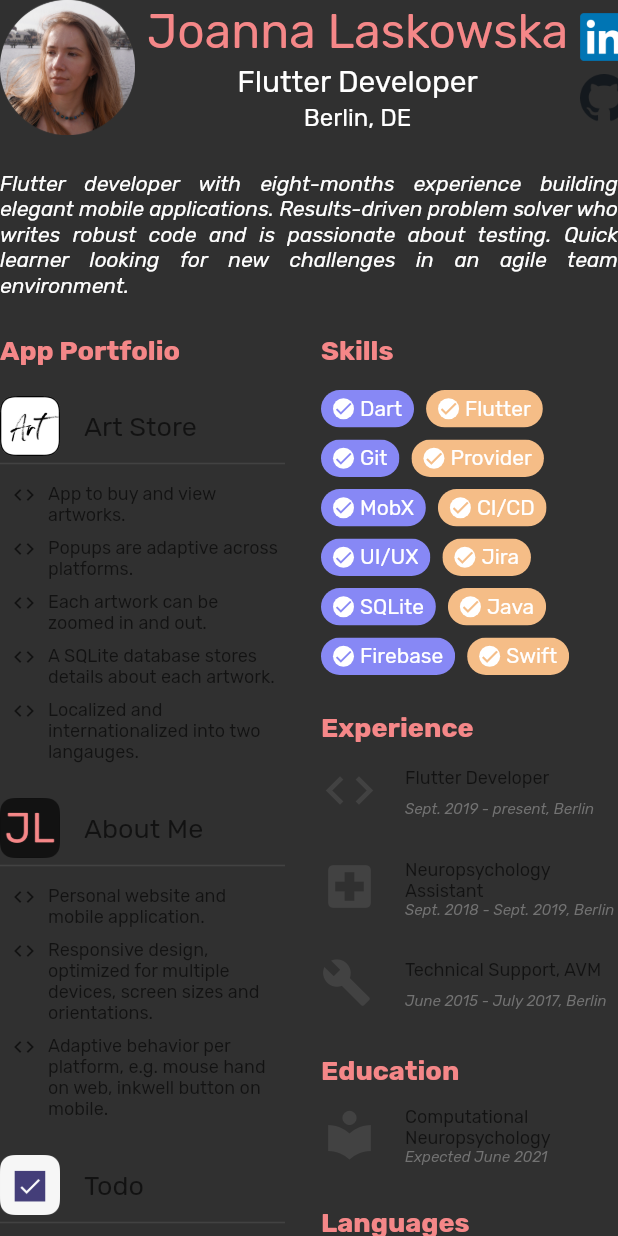
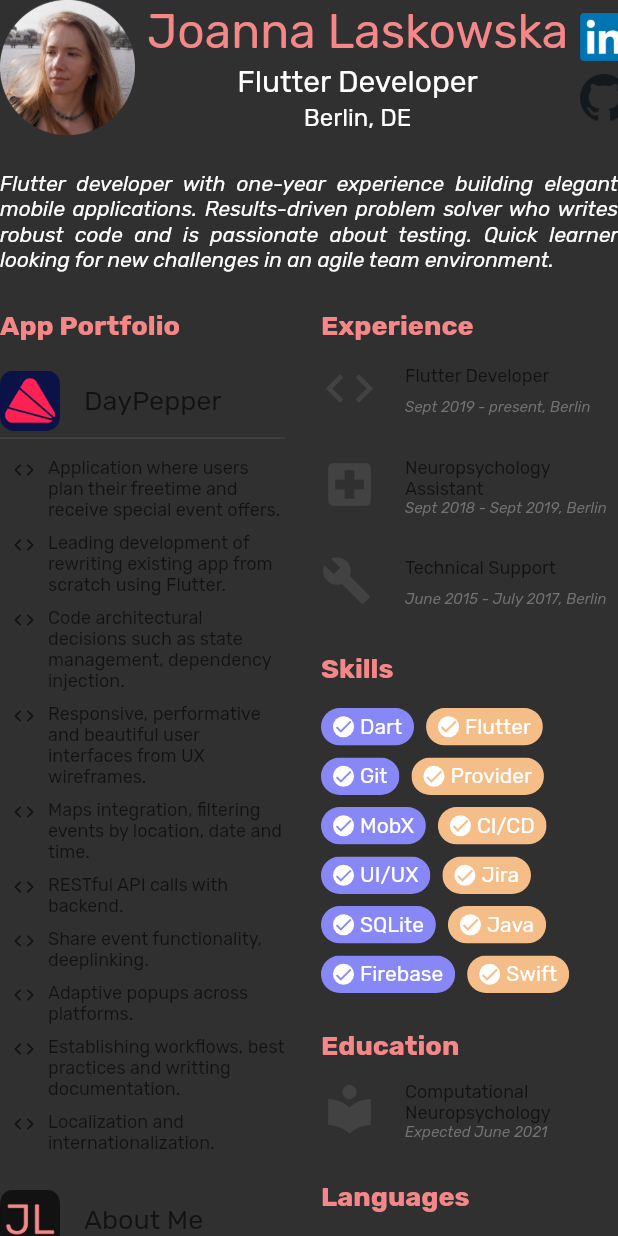
Before and after one commit to jlaskowska/about_me, a Flutter app: the _LandscapeContent widget shown alone on an empty page, opened directly, on a phone screen of 412 x 824 dp. Run offline on Flutter 3.47's test engine with Material 2 defaults, Android fonts, the phone set to English and light mode, and no system bars; missing offline and left inert: universal_html.

Commit message:
Added latest experience, update resume content.

```diff
--- a/lib/config/resume_settings.dart
+++ b/lib/config/resume_settings.dart
@@ -1,8 +1,10 @@
+import 'package:about_me/models/portfolio_experience_model.dart';
 import 'package:about_me/models/project_data_model.dart';
+import 'package:flutter/material.dart';
 
 class ResumeSettings {
   static const summary =
-      'Flutter developer with eight-months experience building elegant mobile applications. Results-driven problem solver who writes robust code and is passionate about testing. Quick learner looking for new challenges in an agile team environment.';
+      'Flutter developer with one-year experience building elegant mobile applications. Results-driven problem solver who writes robust code and is passionate about testing. Quick learner looking for new challenges in an agile team environment.';
 
   static const skills = const [
     'Dart',
@@ -22,16 +24,32 @@ class ResumeSettings {
 
   static const List<ProjectDataModel> projects = const [
     ProjectDataModel(
-      projectTitle: 'Art Store',
+      projectTitle: 'DayPepper',
       bulletPoints: [
-        'App to buy and view artworks.',
-        'Popups are adaptive across platforms.',
-        'Each artwork can be zoomed in and out.',
-        'A SQLite database stores details about each artwork.',
-        'Localized and internationalized into two langauges.',
+        'Application where users plan their freetime and receive special event offers.',
+        'Leading development of rewriting existing app from scratch using Flutter.',
+        'Code architectural decisions such as state management, dependency injection.',
+        'Responsive, performative and beautiful user interfaces from UX wireframes.',
+        'Maps integration, filtering events by location, date and time.',
+        'RESTful API calls with backend.',
+        'Share event functionality, deeplinking.',
+        'Adaptive popups across platforms.',
+        'Establishing workflows, best practices and writting documentation.',
+        'Localization and internationalization.',
       ],
-      assetPath: 'assets/images/common/artstore_app_icon_border.png',
+      assetPath: 'assets/images/common/daypepper_app_icon.png',
     ),
+    // ProjectDataModel(
+    //   projectTitle: 'Art Store',
+    //   bulletPoints: [
+    //     'App to buy and view artworks.',
+    //     'Popups are adaptive across platforms.',
+    //     'Each artwork can be zoomed in and out.',
+    //     'A SQLite database stores details about each artwork.',
+    //     // 'Localized and internationalized into two langauges.',
+    //   ],
+    //   assetPath: 'assets/images/common/artstore_app_icon_border.png',
+    // ),
     ProjectDataModel(
       projectTitle: 'About Me',
       bulletPoints: [
@@ -41,17 +59,17 @@ class ResumeSettings {
       ],
       assetPath: 'assets/images/common/aboutme_app_icon.png',
     ),
-    ProjectDataModel(
-      projectTitle: 'Todo',
-      bulletPoints: [
-        'App to organize and keep track of tasks.',
-        'Persists data to device using Hive.',
-        'Supports both light and dark modes.',
-        // 'Localized into three languages.',
-        'Displays animated chart of completed tasks.',
-      ],
-      assetPath: 'assets/images/common/todo_app_icon.png',
-    ),
+    // ProjectDataModel(
+    //   projectTitle: 'Todo',
+    //   bulletPoints: [
+    //     'App to organize and keep track of tasks.',
+    //     'Persists data to device using Hive.',
+    //     'Supports both light and dark modes.',
+    //     // 'Localized into three languages.',
+    //     'Displays animated chart of completed tasks.',
+    //   ],
+    //   assetPath: 'assets/images/common/todo_app_icon.png',
+    // ),
     // ProjectDataModel(
     //   projectTitle: 'Signup',
     //   bulletPoints: [
@@ -64,5 +82,24 @@ class ResumeSettings {
     // )
   ];
 
+  static const List<PortfolioExperienceModel> jobs = const [
+    PortfolioExperienceModel(
+      icon: Icons.code,
+      title: 'Flutter Developer',
+      subtitle: 'Sept 2019 - present, Berlin',
+    ),
+    PortfolioExperienceModel(
+      icon: Icons.local_hospital,
+      title: 'Neuropsychology Assistant',
+      subtitle: 'Sept 2018 - Sept 2019, Berlin',
+    ),
+    PortfolioExperienceModel(
+      icon: Icons.build,
+      iconSize: 34,
+      title: 'Technical Support',
+      subtitle: 'June 2015 - July 2017, Berlin',
+    ),
+  ];
+
   static const footnote = 'By reading this ré­su­mé you are interacting with Flutter code!';
 }
--- a/lib/widgets/resume_page/resume_page_content.dart
+++ b/lib/widgets/resume_page/resume_page_content.dart
@@ -1,3 +1,4 @@
+import 'package:about_me/widgets/resume_page/sections/footnote.dart';
 import 'package:flutter/foundation.dart' show kIsWeb;
 import 'package:flutter/material.dart';
 import 'package:about_me/config/project_colors.dart';
@@ -86,10 +87,10 @@ class _LandscapeContent extends StatelessWidget {
               child: Column(
                 crossAxisAlignment: CrossAxisAlignment.start,
                 children: <Widget>[
+                  Experience(),
+                  const SizedBox(height: 16),
                   Skills(),
                   const SizedBox(height: 24),
-                  Experience(),
-                  const SizedBox(height: 16),
                   Education(),
                   const SizedBox(height: 16),
                   Languages(),
--- a/lib/widgets/resume_page/sections/experience.dart
+++ b/lib/widgets/resume_page/sections/experience.dart
@@ -1,3 +1,4 @@
+import 'package:about_me/config/resume_settings.dart';
 import 'package:flutter/material.dart';
 import 'package:about_me/widgets/resume_page/sections/common/content_tile.dart';
 import 'package:about_me/widgets/resume_page/sections/common/headline.dart';
@@ -16,22 +17,13 @@ class Experience extends StatelessWidget {
           Column(
             crossAxisAlignment: CrossAxisAlignment.start,
             children: <Widget>[
-              ContentTile(
-                icon: Icons.code,
-                title: 'Flutter Developer',
-                subtitle: 'Sept. 2019 - present, Berlin',
-              ),
-              ContentTile(
-                icon: Icons.local_hospital,
-                title: 'Neuropsychology Assistant',
-                subtitle: 'Sept. 2018 - Sept. 2019, Berlin',
-              ),
-              ContentTile(
-                icon: Icons.build,
-                iconSize: 34,
-                title: 'Technical Support, AVM',
-                subtitle: 'June 2015 - July 2017, Berlin',
-              ),
+              for (final job in ResumeSettings.jobs)
+                ContentTile(
+                  icon: job.icon,
+                  iconSize: job.iconSize,
+                  title: job.title,
+                  subtitle: job.subtitle,
+                ),
             ],
           )
         ],
```
Also changed, not shown: assets/images/common/daypepper_app_icon.png (added).
